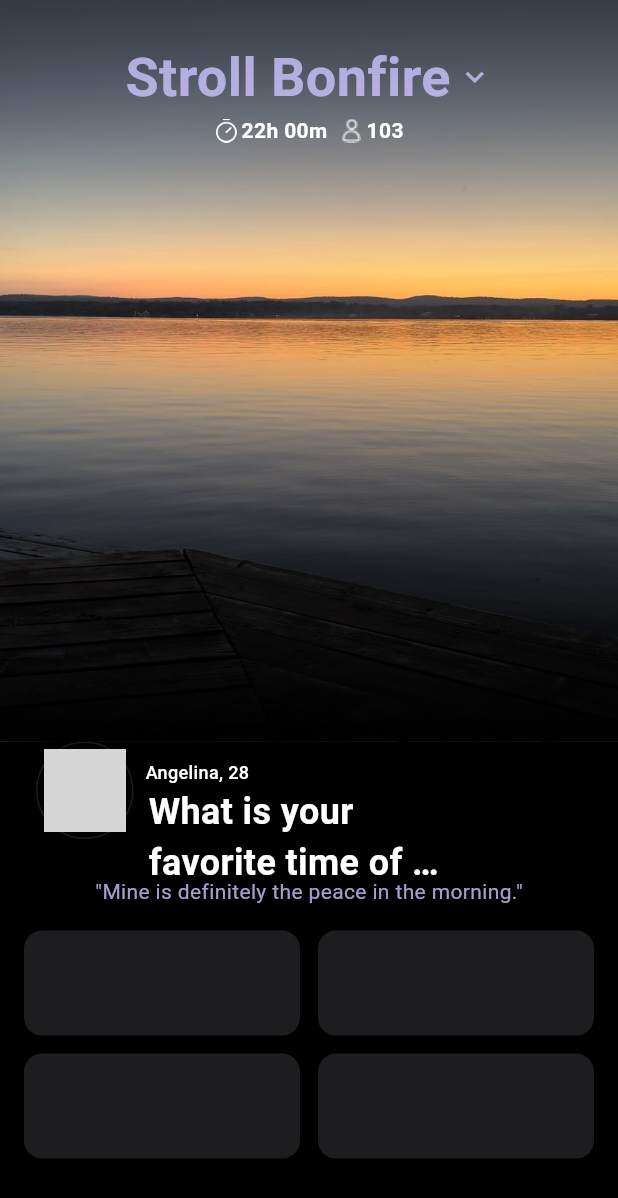
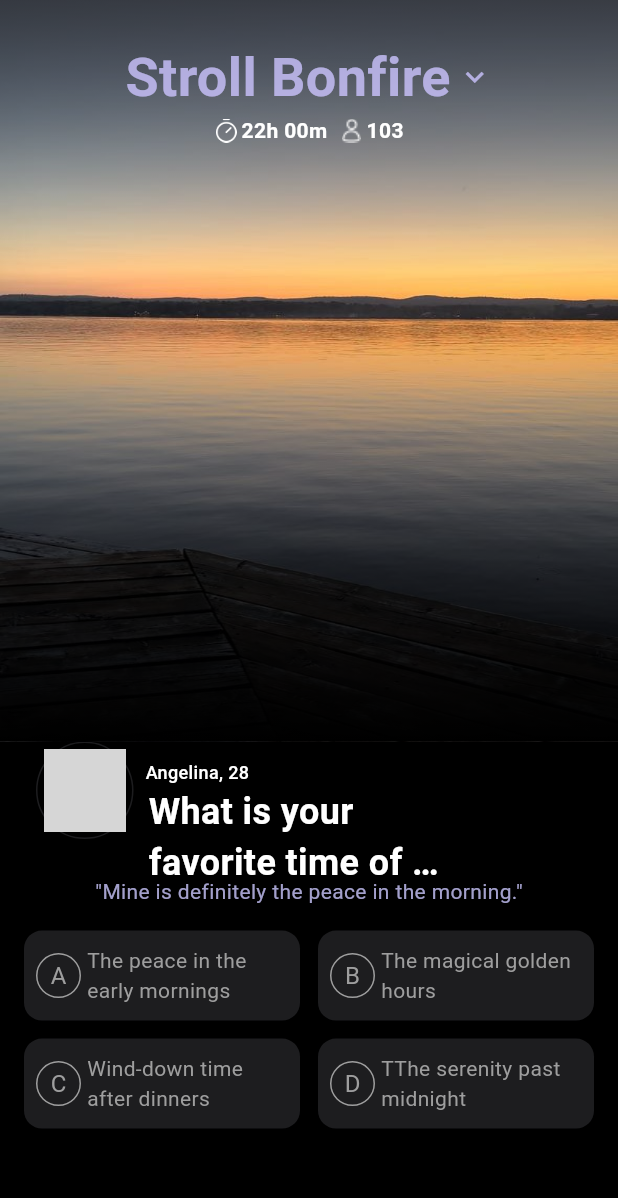
Before and after one commit to AGASTRONICS/frontend-interview-task, a Flutter app: the screen it shows after launch, on a phone screen of 412 x 824 dp. Shown: the top 1198 px of the screen. Run offline on Flutter 3.47's test engine with Material 3 defaults, Android fonts, the phone set to English and light mode, and no system bars; grey boxes are pictures that could not be loaded.

Commit message:
Completed: Answer Section

```diff
--- a/lib/common/widgets/cards/answers_card.dart
+++ b/lib/common/widgets/cards/answers_card.dart
@@ -1,24 +1,57 @@
+import 'package:feinterview/common/widgets/images/avatar.dart';
+import 'package:feinterview/models/answer.dart';
 import 'package:feinterview/utils/constants/sizes.dart';
 import 'package:flutter/material.dart';
 
 import '../../../utils/constants/colors.dart';
 
 class StrollAnswersCard extends StatelessWidget {
-  const StrollAnswersCard({super.key});
+  final VoidCallback? onTap;
+  final StrollAnswerModel answer;
+  const StrollAnswersCard({
+    super.key,
+    this.onTap,
+    required this.answer,
+  });
 
   @override
   Widget build(BuildContext context) {
-    return Container(
+    return GestureDetector(
+      onTap: onTap ?? () {},
+      child: Container(
         decoration: BoxDecoration(
           color: StrollColors.darkShadow,
           borderRadius: BorderRadius.all(
             Radius.circular(StrollSizes.cardRadiusMd),
           ),
         ),
+        child: Padding(
+          padding: const EdgeInsets.all(StrollSizes.sm),
           child: Row(
-        children: [],
+            children: [
+              StrollAvatar(
+                avatarPlaceholder: answer.username,
+                size: 30,
+                assetPath: '',
+              ),
+              SizedBox(width: StrollSizes.xs),
+              Expanded(
+                child: Text(
+                  answer.answer,
+                  maxLines: 2,
+                  softWrap: true,
+                  textAlign: TextAlign.start,
+                  style: TextStyle(
+                    color: StrollColors.textGrey,
+                    fontSize: StrollSizes.fontSizeSm,
+                    overflow: TextOverflow.ellipsis,
+                  ),
+                ),
+              ),
+            ],
+          ),
+        ),
       ),
     );
-    ;
   }
 }
--- a/lib/common/widgets/images/avatar.dart
+++ b/lib/common/widgets/images/avatar.dart
@@ -2,28 +2,30 @@ import 'package:feinterview/common/widgets/images/round_image.dart';
 import 'package:flutter/material.dart';
 
 import '../../../utils/constants/colors.dart';
-import '../../../utils/constants/image_strings.dart';
 import '../../../utils/constants/sizes.dart';
 
 class StrollAvatar extends StatelessWidget {
   final String assetPath;
   final double size;
   final Color? borderColor;
+  final String? avatarPlaceholder;
   final VoidCallback? callback;
 
   const StrollAvatar({
     super.key,
     required this.assetPath,
     this.size = 24,
+    this.avatarPlaceholder,
     this.borderColor = StrollColors.darkShadow,
     this.callback,
   });
 
   @override
   Widget build(BuildContext context) {
-    return StrollRoundedImage(
+    return avatarPlaceholder == null
+        ? StrollRoundedImage(
             onPressed: callback ?? () {},
-      imageUrl: StrollImages.ladyAvatar,
+            imageUrl: assetPath,
             height: size,
             width: size,
             padding: EdgeInsets.all(StrollSizes.xs),
@@ -31,6 +33,21 @@ class StrollAvatar extends StatelessWidget {
             borderRadius: 100.0,
             applyImageRadius: true,
             border: Border.all(color: StrollColors.darkShadow),
+          )
+        : Container(
+            height: size,
+            width: size,
+            decoration: BoxDecoration(
+              borderRadius: BorderRadius.all(Radius.circular(100.0)),
+              border: Border.all(color: StrollColors.textGrey),
+            ),
+            child: Center(
+              child: Text(
+                avatarPlaceholder!.toString()[0].toUpperCase(),
+                style: TextStyle(
+                    color: StrollColors.textGrey, fontSize: StrollSizes.md),
+              ),
+            ),
           );
   }
 }
--- a/lib/features/personalization/screens/fe-interview-task/widgets/answers_section.dart
+++ b/lib/features/personalization/screens/fe-interview-task/widgets/answers_section.dart
@@ -1,3 +1,4 @@
+import 'package:feinterview/models/answer.dart';
 import 'package:flutter/material.dart';
 
 import '../../../../../common/widgets/cards/answers_card.dart';
@@ -9,14 +10,36 @@ class StrollAnswersSection extends StatelessWidget {
 
   @override
   Widget build(BuildContext context) {
+    final List<StrollAnswerModel> answers = [
+      StrollAnswerModel(
+        username: 'Abdul',
+        answer: 'The peace in the early mornings',
+      ),
+      StrollAnswerModel(
+        username: 'Bola',
+        answer: 'The magical golden hours',
+      ),
+      StrollAnswerModel(
+        username: 'Chis',
+        answer: 'Wind-down time after dinners',
+      ),
+      StrollAnswerModel(
+        username: 'David',
+        answer: 'TThe serenity past midnight',
+      ),
+    ];
+
     return Padding(
       padding: const EdgeInsets.all(StrollSizes.md),
       child: PGridLayout(
-        itemCount: 4,
-        mainAxisExtent: 70,
+        itemCount: answers.length,
+        mainAxisExtent: 60,
         spacing: StrollSizes.md - 4,
         itemBuilder: (_, index) {
-          return StrollAnswersCard();
+          final answer = answers[index];
+          return StrollAnswersCard(
+            answer: answer,
+          );
         },
       ),
     );
--- /dev/null
+++ b/lib/models/answer.dart
@@ -0,0 +1,23 @@
+class StrollAnswerModel {
+  final String username;
+  final String answer;
+
+  StrollAnswerModel({
+    required this.username,
+    required this.answer,
+  });
+
+  factory StrollAnswerModel.fromMap(Map<String, String> map) {
+    return StrollAnswerModel(
+      username: map['username'] ?? '',
+      answer: map['answer'] ?? '',
+    );
+  }
+
+  Map<String, String> toMap() {
+    return {
+      'username': username,
+      'answer': answer,
+    };
+  }
+}
--- a/lib/utils/constants/colors.dart
+++ b/lib/utils/constants/colors.dart
@@ -16,6 +16,9 @@ class StrollColors {
   static const Color light = Colors.white;
   static const Color dark = Colors.black;
 
+  // Text
+  static const Color textGrey = Colors.grey;
+
   // Gradient colors
   static Gradient linerGradient = LinearGradient(
       begin: Alignment(0.0, 0.0),
```
Lines whose indentation alone changed are shown as unchanged.
